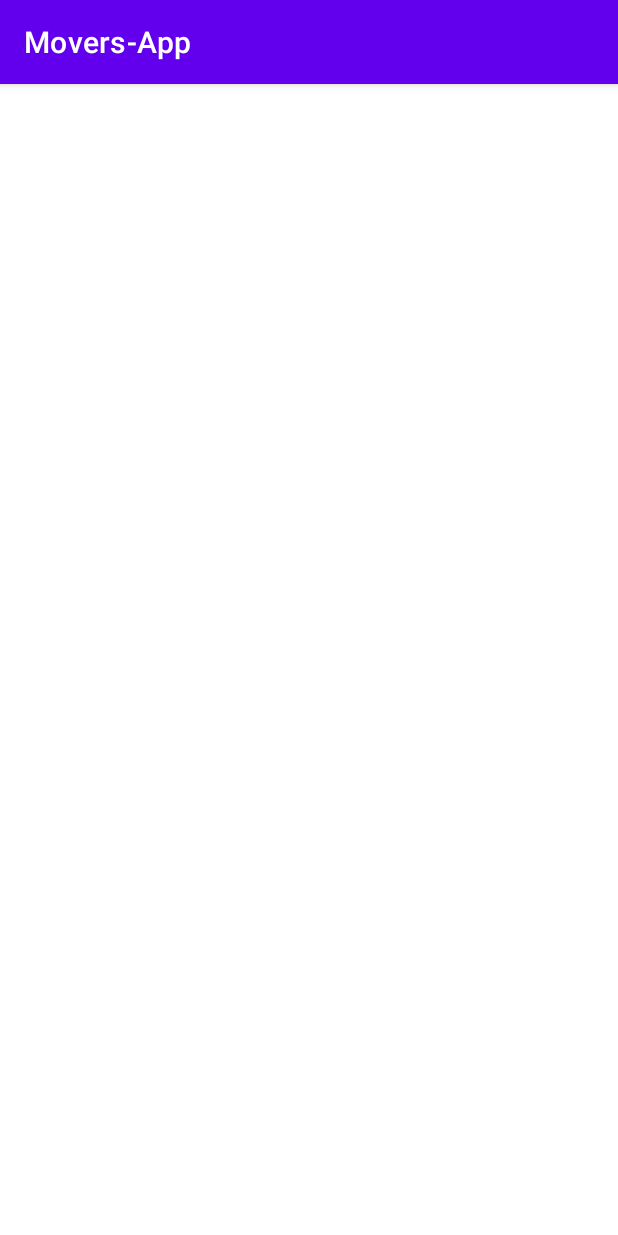
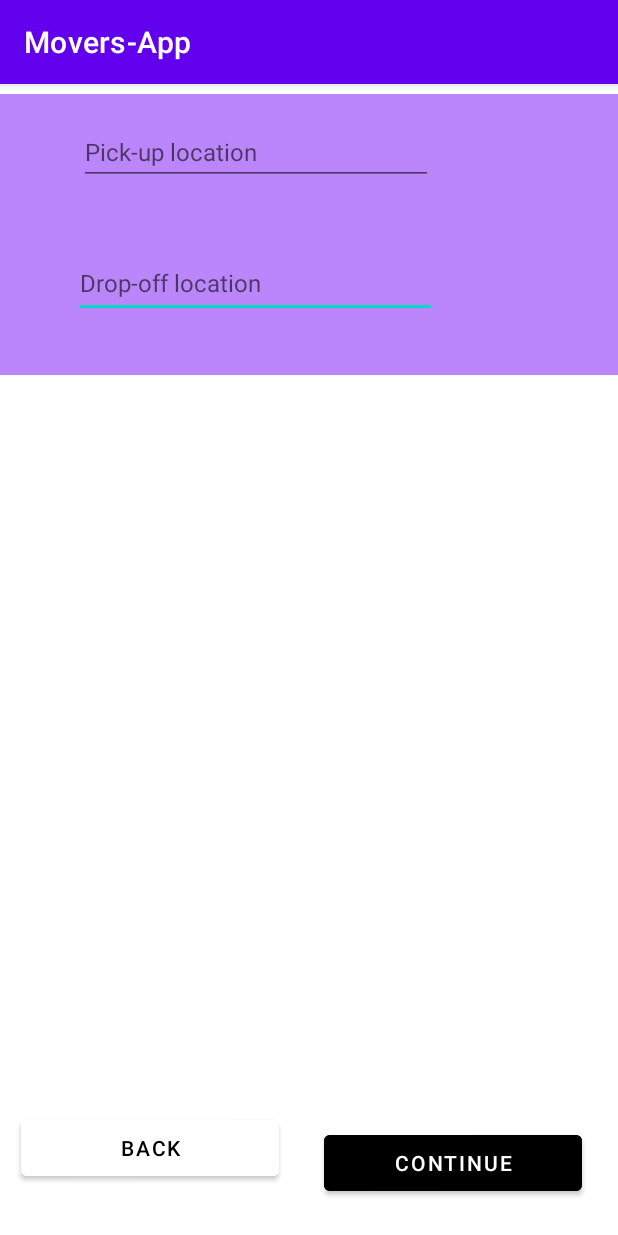
Before and after one commit to edwinaringo/movers, an Android app: the LocationActivity screen opened directly, with no data from a screen before it, on a phone screen of 412 x 824 dp. Run offline under Robolectric (Android 15) with nearby library versions, the phone set to English and light mode, and no system bars; Roboto replaces fonts that are not available here.

Commit message:
Finished up on the location XML file

```diff
--- a/app/src/main/res/layout/activity_location.xml
+++ b/app/src/main/res/layout/activity_location.xml
@@ -6,4 +6,89 @@
     android:layout_height="match_parent"
     tools:context=".LocationActivity">
 
+    <Button
+        android:id="@+id/button2"
+        android:layout_width="172dp"
+        android:layout_height="49dp"
+        android:layout_marginTop="216dp"
+        android:text="Back"
+        android:backgroundTint="@color/white"
+        android:textColor="@color/black"
+        app:layout_constraintBottom_toBottomOf="parent"
+        app:layout_constraintEnd_toStartOf="@+id/button"
+        app:layout_constraintHorizontal_bias="0.314"
+        app:layout_constraintStart_toStartOf="parent"
+        app:layout_constraintTop_toBottomOf="@+id/fragmentContainerView"
+        app:layout_constraintVertical_bias="0.89" />
+
+    <Button
+        android:id="@+id/button"
+        android:layout_width="172dp"
+        android:layout_height="49dp"
+        android:text="Continue"
+        android:backgroundTint="#000000"
+        app:layout_constraintBottom_toBottomOf="parent"
+        app:layout_constraintEnd_toEndOf="parent"
+        app:layout_constraintHorizontal_bias="0.901"
+        app:layout_constraintStart_toStartOf="parent"
+        app:layout_constraintTop_toBottomOf="@+id/fragmentContainerView"
+        app:layout_constraintVertical_bias="0.954" />
+
+    <androidx.fragment.app.FragmentContainerView
+        android:id="@+id/fragmentContainerView"
+        android:layout_width="match_parent"
+        android:layout_height="187dp"
+        android:background="@color/purple_200"
+        app:layout_constraintBottom_toBottomOf="parent"
+        app:layout_constraintEnd_toEndOf="parent"
+        app:layout_constraintHorizontal_bias="0.333"
+        app:layout_constraintStart_toStartOf="parent"
+        app:layout_constraintTop_toTopOf="parent"
+        app:layout_constraintVertical_bias="0.011" />
+
+    <EditText
+        android:id="@+id/et_destination"
+        android:layout_width="242dp"
+        android:layout_height="46dp"
+        android:hint="Drop-off location"
+        android:textSize="16sp"
+        app:layout_constraintBottom_toBottomOf="@+id/fragmentContainerView"
+        app:layout_constraintEnd_toEndOf="parent"
+        app:layout_constraintHorizontal_bias="0.292"
+        app:layout_constraintStart_toStartOf="parent"
+        app:layout_constraintTop_toBottomOf="@+id/et_source"
+        app:layout_constraintVertical_bias="0.526" />
+
+    <EditText
+        android:id="@+id/et_source"
+        android:layout_width="236dp"
+        android:layout_height="44dp"
+        android:textSize="16sp"
+        android:hint="Pick-up location"
+        app:layout_constraintBottom_toBottomOf="@+id/fragmentContainerView"
+        app:layout_constraintEnd_toEndOf="parent"
+        app:layout_constraintHorizontal_bias="0.299"
+        app:layout_constraintStart_toStartOf="parent"
+        app:layout_constraintTop_toTopOf="@+id/fragmentContainerView"
+        app:layout_constraintVertical_bias="0.114" />
+
+    <androidx.fragment.app.FragmentContainerView
+        android:id="@+id/fragmentContainerView2"
+        android:layout_width="match_parent"
+        android:layout_height="337dp"
+        app:layout_constraintBottom_toBottomOf="parent"
+        app:layout_constraintEnd_toEndOf="parent"
+        app:layout_constraintStart_toStartOf="parent"
+        app:layout_constraintTop_toBottomOf="@+id/fragmentContainerView"
+        app:layout_constraintVertical_bias="0.0" />
+
+    <TextView
+        android:layout_width="372dp"
+        android:layout_height="117dp"
+        app:layout_constraintBottom_toBottomOf="@+id/fragmentContainerView2"
+        app:layout_constraintEnd_toEndOf="@+id/fragmentContainerView2"
+        app:layout_constraintStart_toStartOf="parent"
+        app:layout_constraintTop_toBottomOf="@+id/fragmentContainerView" />
+
+
 </androidx.constraintlayout.widget.ConstraintLayout>
```
